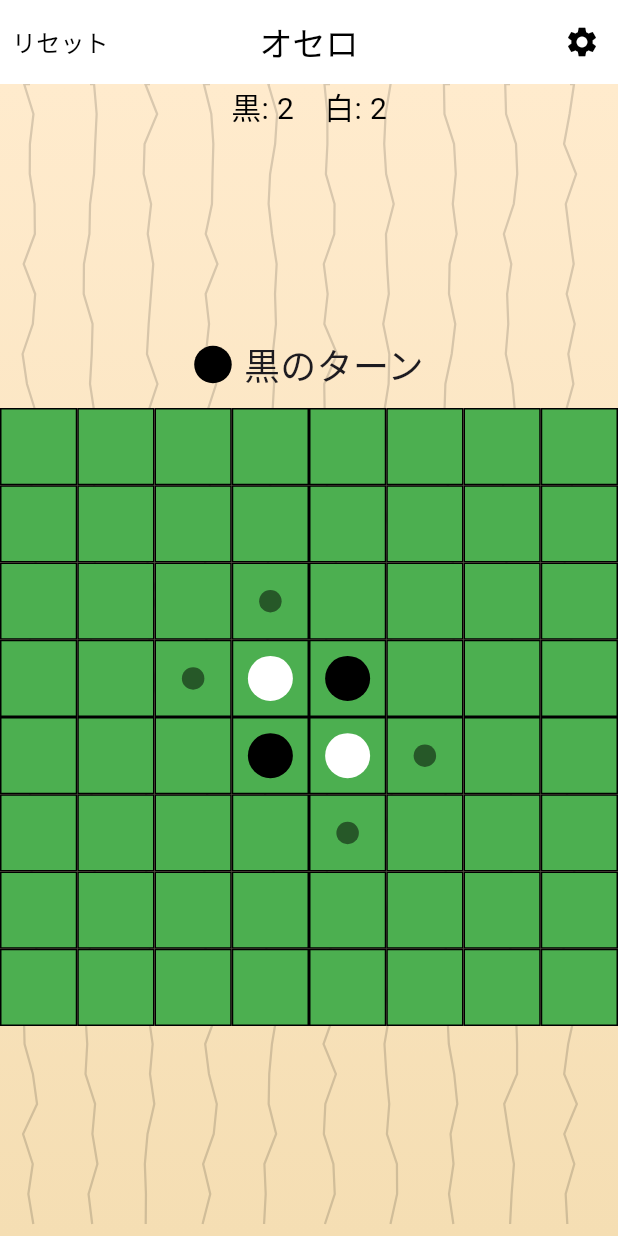
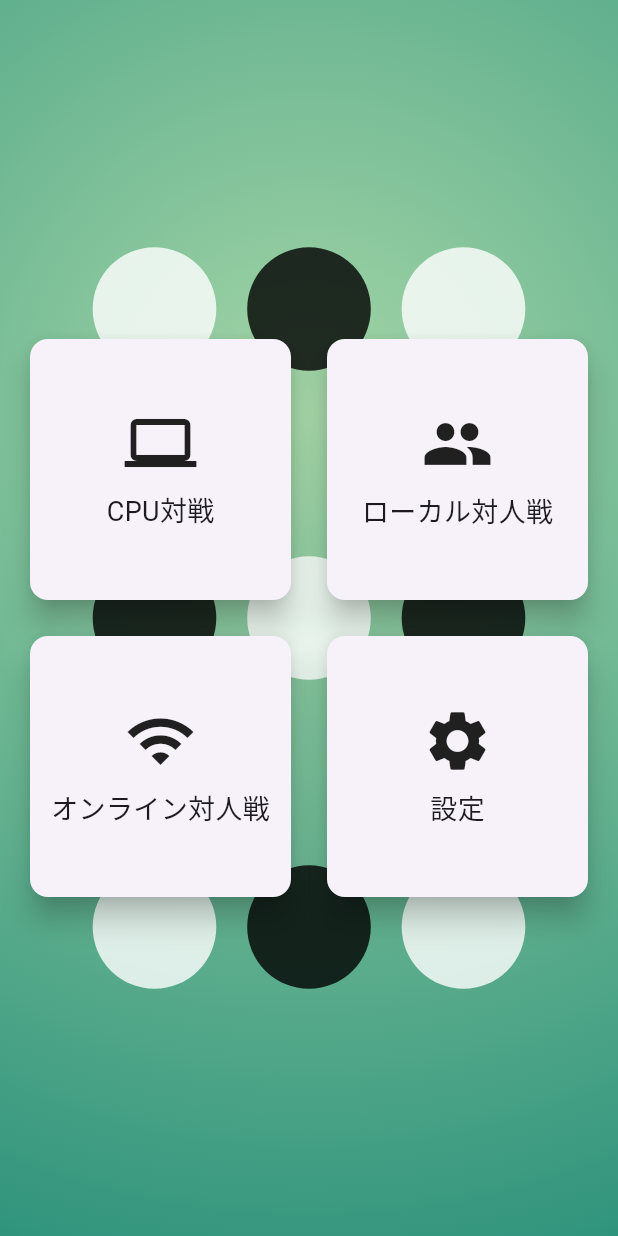
Before and after one commit to AimotoRyosuke/reversi_app, a Flutter app: the screen it shows after launch, on a phone screen of 412 x 824 dp. Run offline on Flutter 3.47's test engine with Material 3 defaults, Android fonts, the phone set to English and light mode, and no system bars; our stand-ins replace flutter_hooks, freezed_annotation, go_router, hooks_riverpod.

Commit message:
add router & top screen

```diff
--- a/lib/main.dart
+++ b/lib/main.dart
@@ -1,7 +1,10 @@
 import 'package:flutter/material.dart';
 import 'package:flutter/services.dart';
+import 'package:go_router/go_router.dart';
 import 'package:hooks_riverpod/hooks_riverpod.dart';
-import 'package:reversi_app/ui/game_screen.dart';
+import 'package:reversi_app/routes.dart';
+import 'package:reversi_app/ui/local_multiplayer_screen.dart';
+import 'package:reversi_app/ui/top_screen.dart';
 
 void main() {
   SystemChrome.setSystemUIOverlayStyle(
@@ -16,17 +19,55 @@ void main() {
   runApp(const ProviderScope(child: MyApp()));
 }
 
-class MyApp extends StatelessWidget {
+class MyApp extends StatefulWidget {
   const MyApp({super.key});
 
   @override
+  State<MyApp> createState() => _MyAppState();
+}
+
+class _MyAppState extends State<MyApp> {
+  late final GoRouter router;
+
+  @override
+  void initState() {
+    super.initState();
+    // Initialize router only once to preserve navigation state on hot reload.
+    router = GoRouter(
+      initialLocation: Routes.top,
+      routes: [
+        GoRoute(
+          path: Routes.top,
+          builder: (context, state) => const TopScreen(),
+        ),
+        GoRoute(
+          path: Routes.local,
+          builder: (context, state) => const LocalMultiplayerScreen(),
+        ),
+        GoRoute(
+          path: Routes.cpu,
+          builder: (context, state) => const Placeholder(),
+        ),
+        GoRoute(
+          path: Routes.online,
+          builder: (context, state) => const Placeholder(),
+        ),
+        GoRoute(
+          path: Routes.settings,
+          builder: (context, state) => const Placeholder(),
+        ),
+      ],
+    );
+  }
+
+  @override
   Widget build(BuildContext context) {
-    return MaterialApp(
+    return MaterialApp.router(
       title: 'オセロ',
       theme: ThemeData(
         primarySwatch: Colors.blue,
       ),
-      home: const LocalGameScreen(),
+      routerConfig: router,
     );
   }
 }
--- /dev/null
+++ b/lib/routes.dart
@@ -0,0 +1,7 @@
+class Routes {
+  static const String top = '/';
+  static const String local = '/local';
+  static const String cpu = '/cpu';
+  static const String online = '/online';
+  static const String settings = '/settings';
+}
--- a/lib/ui/game_screen.dart
+++ b/lib/ui/local_multiplayer_screen.dart
@@ -4,11 +4,10 @@ import 'package:reversi_app/ui/game_board.dart';
 import 'package:reversi_app/ui/score.dart';
 import 'package:reversi_app/ui/skip_message.dart';
 import 'package:reversi_app/ui/winner_dialog.dart';
-import 'package:reversi_app/ui/wood_background.dart';
 import 'package:reversi_app/view_model/game_view_model.dart';
 
-class LocalGameScreen extends ConsumerWidget {
-  const LocalGameScreen({super.key});
+class LocalMultiplayerScreen extends ConsumerWidget {
+  const LocalMultiplayerScreen({super.key});
 
   @override
   Widget build(BuildContext context, WidgetRef ref) {
@@ -36,25 +35,15 @@ class LocalGameScreen extends ConsumerWidget {
     );
 
     return Scaffold(
+      backgroundColor: const Color(0xFFFCF6E5),
       appBar: AppBar(
-        backgroundColor: Colors.white,
+        backgroundColor: const Color(0xFFFCF6E5),
         elevation: 0,
-        leadingWidth: 130,
-        leading: Row(
-          children: [
-            const SizedBox(width: 8),
-            TextButton(
-              onPressed: gameViewModel.resetGame,
-              style: TextButton.styleFrom(
-                padding: EdgeInsets.zero,
-              ),
-              child: const Text(
-                'リセット',
-                style: TextStyle(color: Colors.black, fontSize: 16),
-                softWrap: false,
-              ),
-            ),
-          ],
+        leading: IconButton(
+          icon: const Icon(Icons.arrow_back, color: Colors.black),
+          onPressed: () {
+            Navigator.pop(context);
+          },
         ),
         title: const Text(
           'オセロ',
@@ -63,6 +52,17 @@ class LocalGameScreen extends ConsumerWidget {
         centerTitle: true,
         titleSpacing: 0,
         actions: [
+          TextButton(
+            onPressed: gameViewModel.resetGame,
+            style: TextButton.styleFrom(
+              padding: EdgeInsets.zero,
+            ),
+            child: const Text(
+              'リセット',
+              style: TextStyle(color: Colors.black, fontSize: 16),
+              softWrap: false,
+            ),
+          ),
           IconButton(
             icon: const Icon(Icons.settings, color: Colors.black),
             onPressed: () {
@@ -71,12 +71,7 @@ class LocalGameScreen extends ConsumerWidget {
           ),
         ],
       ),
-      body: CustomPaint(
-        painter: WoodBackgroundPainter(),
-        child: const SafeArea(
-          child: _GameContent(),
-        ),
-      ),
+      body: const _GameContent(),
     );
   }
 }
@@ -96,7 +91,7 @@ class _GameContent extends ConsumerWidget {
           blackScore: gameState.blackScore,
           whiteScore: gameState.whiteScore,
         ),
-        const Spacer(),
+        const Spacer(flex: 1),
         Row(
           mainAxisAlignment: MainAxisAlignment.center,
           children: [
@@ -132,7 +127,7 @@ class _GameContent extends ConsumerWidget {
               ),
           ],
         ),
-        const Spacer(),
+        const Spacer(flex: 2),
       ],
     );
   }
--- /dev/null
+++ b/lib/ui/top_screen.dart
@@ -0,0 +1,99 @@
+import 'package:flutter/material.dart';
+import 'package:go_router/go_router.dart';
+import 'package:reversi_app/routes.dart';
+import 'package:reversi_app/ui/top_screen_background_painter.dart';
+
+class TopScreen extends StatelessWidget {
+  const TopScreen({super.key});
+
+  @override
+  Widget build(BuildContext context) {
+    return Stack(
+      children: [
+        CustomPaint(
+          painter: TopScreenBackgroundPainter(),
+          size: Size.infinite,
+        ),
+        Scaffold(
+          backgroundColor: Colors.transparent,
+          body: Center(
+            child: GridView.count(
+              physics: const NeverScrollableScrollPhysics(),
+              shrinkWrap: true,
+              padding: const EdgeInsets.all(16),
+              crossAxisCount: 2,
+              crossAxisSpacing: 16,
+              mainAxisSpacing: 16,
+              children: [
+                Card(
+                  elevation: 8,
+                  child: InkWell(
+                    onTap: () {
+                      context.push(Routes.cpu);
+                    },
+                    child: const Column(
+                      mainAxisAlignment: MainAxisAlignment.center,
+                      children: [
+                        Icon(Icons.computer, size: 48),
+                        SizedBox(height: 8),
+                        Text('CPU対戦', style: TextStyle(fontSize: 18)),
+                      ],
+                    ),
+                  ),
+                ),
+                Card(
+                  elevation: 8,
+                  child: InkWell(
+                    onTap: () {
+                      context.push(Routes.local);
+                    },
+                    child: const Column(
+                      mainAxisAlignment: MainAxisAlignment.center,
+                      children: [
+                        Icon(Icons.people, size: 48),
+                        SizedBox(height: 8),
+                        Text('ローカル対人戦', style: TextStyle(fontSize: 18)),
+                      ],
+                    ),
+                  ),
+                ),
+                Card(
+                  elevation: 8,
+                  child: InkWell(
+                    onTap: () {
+                      context.push(Routes.online);
+                    },
+                    child: const Column(
+                      mainAxisAlignment: MainAxisAlignment.center,
+                      children: [
+                        Icon(Icons.wifi, size: 48),
+                        SizedBox(height: 8),
+                        Text('オンライン対人戦', style: TextStyle(fontSize: 18)),
+                      ],
+                    ),
+                  ),
+                ),
+                Card(
+                  elevation: 8,
+                  child: InkWell(
+                    onTap: () {
+                      context.push(Routes.settings);
+                    },
+                    child: const Column(
+                      mainAxisAlignment: MainAxisAlignment.center,
+                      children: [
+                        Icon(Icons.settings, size: 48),
+                        SizedBox(height: 8),
+                        Text('設定', style: TextStyle(fontSize: 18)),
+                      ],
+                    ),
+                  ),
+                ),
+              ],
+            ),
+          ),
+        ),
+      ],
+    );
+  }
+}
```
Also changed, not shown: lib/ui/top_screen_background_painter.dart (added, +38 -0 lines), lib/ui/wood_background.dart (deleted, +0 -38 lines), pubspec.yaml (+3 -31 lines), assets/images/background.jpg (added), pubspec.lock, 1 other file.
